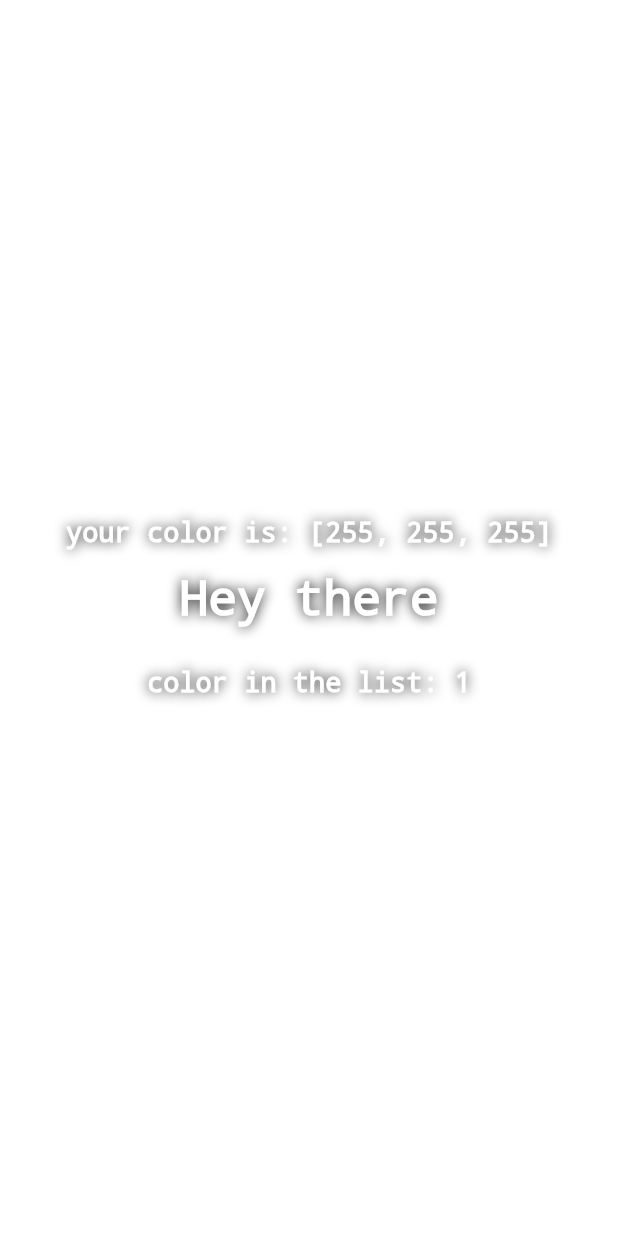
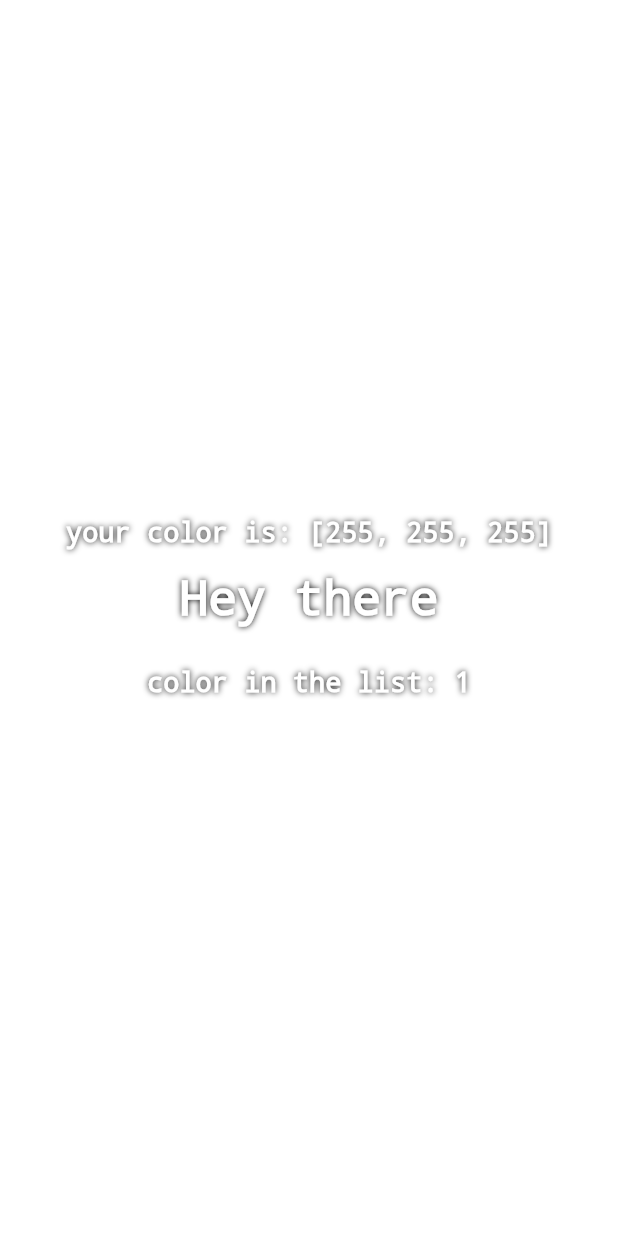
Before and after one commit to levYKpi/FlutterTestTask, a Flutter app: the screen it shows after launch, on a phone screen of 412 x 824 dp. Run offline on Flutter 3.47's test engine with Material 2 defaults, Android fonts, the phone set to English and light mode, and no system bars.

Commit message:
task: text refactoring

```diff
--- a/lib/main.dart
+++ b/lib/main.dart
@@ -46,6 +46,7 @@ class _MyHomePageState extends State<MyHomePage> {
         this._setPreviousColor();
       },
       child: Container(
+        color: this._myRandomColor.getColor(),
         child: Column(
           mainAxisAlignment: MainAxisAlignment.center,
           children: <Widget>[
@@ -66,7 +67,6 @@ class _MyHomePageState extends State<MyHomePage> {
             ),
           ],
         ),
-        color: this._myRandomColor.getColor(),
       ),
     );
   }
--- a/lib/myTextContainer.dart
+++ b/lib/myTextContainer.dart
@@ -10,7 +10,7 @@ class MyTextContainer extends StatelessWidget {
   MyTextContainer(String message, FontStyle fontStyle, double fontSize,
       {Color fontColor: Colors.white,
       Color shadowColor: Colors.black,
-      double shadow: 10.0}) {
+      double shadow: 5.0}) {
     this._message = message;
     this._fontStyle = fontStyle;
     this._fontSize = fontSize;
@@ -26,6 +26,9 @@ class MyTextContainer extends StatelessWidget {
         this._message,
         style: TextStyle(
           color: this._fontColor,
+          fontStyle: this._fontStyle,
+          fontSize: this._fontSize,
+          decoration: TextDecoration.none,
           shadows: <Shadow>[
             Shadow(
               color: this._shadowColor,
@@ -33,9 +36,6 @@ class MyTextContainer extends StatelessWidget {
               blurRadius: this._shadow,
             ),
           ],
-          fontStyle: this._fontStyle,
-          fontSize: this._fontSize,
-          decoration: TextDecoration.none,
         ),
       ),
     );
```
